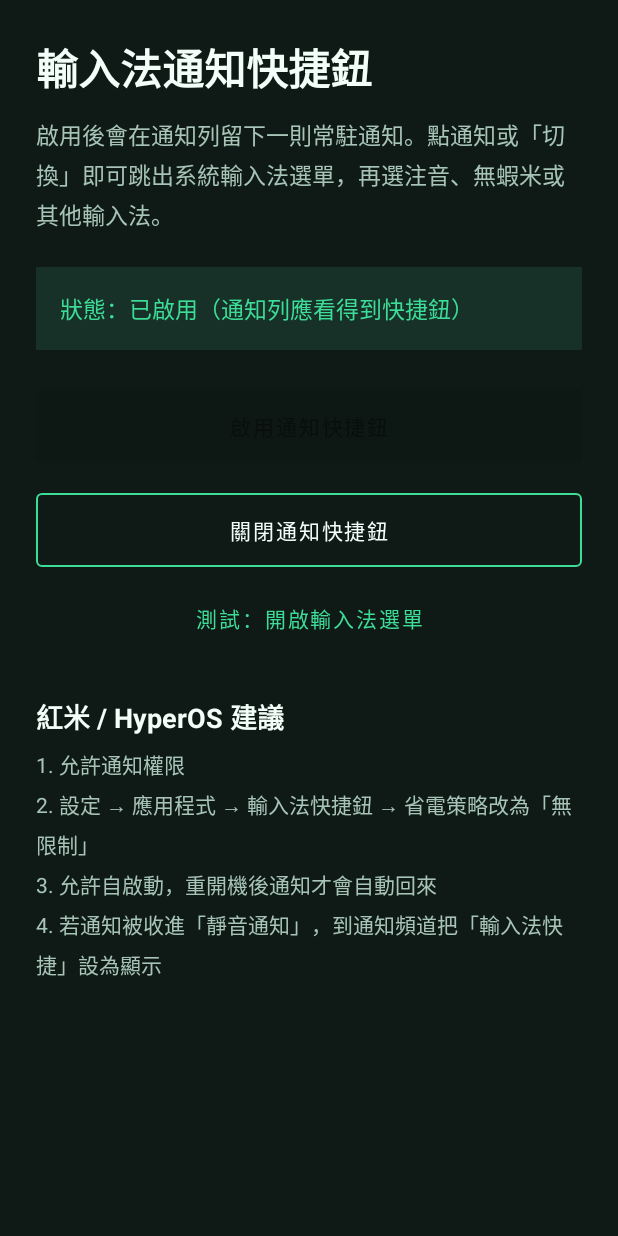
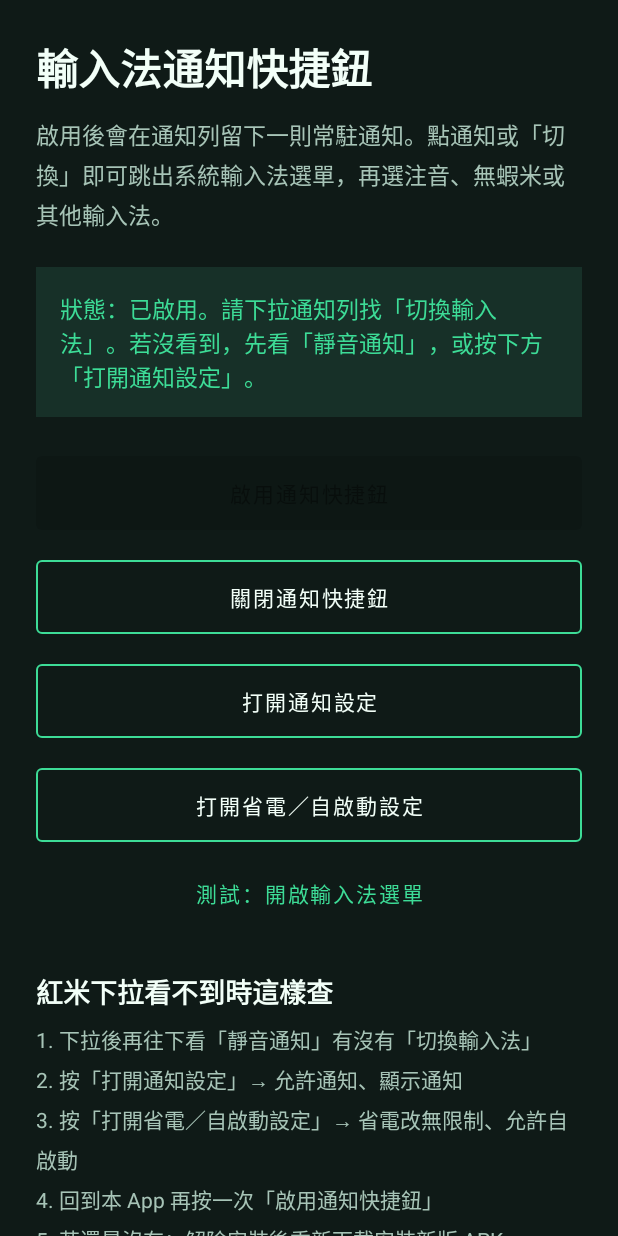
Before and after one commit to trctfa/Payo, an Android app: the screen it shows after launch (MainActivity), after a tap on "啟用通知快捷鈕", on a phone screen of 412 x 824 dp. Run offline under Robolectric (Android 15) with nearby library versions, the phone set to English and light mode, and no system bars.

Commit message:
Make IME notification more visible on HyperOS
Use a default-importance channel, add notification/battery settings
shortcuts, prompt for battery exemption, and ship updated sideload APK.

Co-authored-by: trctfa <trctfa@users.noreply.github.com>

```diff
--- a/ime-switcher/app/build.gradle.kts
+++ b/ime-switcher/app/build.gradle.kts
@@ -11,8 +11,8 @@ android {
         applicationId = "com.payo.imeswitcher"
         minSdk = 26
         targetSdk = 35
-        versionCode = 1
-        versionName = "1.0.0"
+        versionCode = 2
+        versionName = "1.0.1"
     }
 
     buildTypes {
--- a/ime-switcher/app/src/main/AndroidManifest.xml
+++ b/ime-switcher/app/src/main/AndroidManifest.xml
@@ -5,6 +5,7 @@
     <uses-permission android:name="android.permission.FOREGROUND_SERVICE" />
     <uses-permission android:name="android.permission.FOREGROUND_SERVICE_SPECIAL_USE" />
     <uses-permission android:name="android.permission.RECEIVE_BOOT_COMPLETED" />
+    <uses-permission android:name="android.permission.REQUEST_IGNORE_BATTERY_OPTIMIZATIONS" />
 
     <application
         android:allowBackup="true"
--- a/ime-switcher/app/src/main/java/com/payo/imeswitcher/ImeNotificationService.kt
+++ b/ime-switcher/app/src/main/java/com/payo/imeswitcher/ImeNotificationService.kt
@@ -66,10 +66,10 @@ class ImeNotificationService : Service() {
             .setContentIntent(openPickerPending)
             .setOngoing(true)
             .setOnlyAlertOnce(true)
-            .setSilent(true)
-            .setPriority(NotificationCompat.PRIORITY_LOW)
+            .setPriority(NotificationCompat.PRIORITY_DEFAULT)
             .setCategory(NotificationCompat.CATEGORY_SERVICE)
             .setVisibility(NotificationCompat.VISIBILITY_PUBLIC)
+            .setForegroundServiceBehavior(NotificationCompat.FOREGROUND_SERVICE_IMMEDIATE)
             .addAction(
                 R.drawable.ic_keyboard,
                 getString(R.string.action_switch_ime),
--- a/ime-switcher/app/src/main/java/com/payo/imeswitcher/MainActivity.kt
+++ b/ime-switcher/app/src/main/java/com/payo/imeswitcher/MainActivity.kt
@@ -3,8 +3,11 @@ package com.payo.imeswitcher
 import android.Manifest
 import android.content.Intent
 import android.content.pm.PackageManager
+import android.net.Uri
 import android.os.Build
 import android.os.Bundle
+import android.os.PowerManager
+import android.provider.Settings
 import android.widget.Toast
 import androidx.activity.result.contract.ActivityResultContracts
 import androidx.appcompat.app.AppCompatActivity
@@ -20,9 +23,10 @@ class MainActivity : AppCompatActivity() {
     ) { granted ->
         if (granted) {
             startNotificationService()
+            maybeAskBatteryExemption()
         } else {
             Toast.makeText(this, R.string.permission_denied, Toast.LENGTH_LONG).show()
-            updateUi(running = false)
+            updateUi()
         }
     }
 
@@ -36,13 +40,22 @@ class MainActivity : AppCompatActivity() {
         binding.btnTestPicker.setOnClickListener {
             startActivity(Intent(this, ImePickerActivity::class.java))
         }
+        binding.btnOpenNotificationSettings.setOnClickListener { openAppNotificationSettings() }
+        binding.btnOpenBatterySettings.setOnClickListener { openBatterySettings() }
 
-        updateUi(Prefs.isServiceEnabled(this))
+        updateUi()
     }
 
     override fun onResume() {
         super.onResume()
-        updateUi(Prefs.isServiceEnabled(this))
+        updateUi()
+        // If user already enabled it, refresh the foreground notification after returning.
+        if (Prefs.isServiceEnabled(this) && NotificationHelper.areNotificationsEnabled(this)) {
+            ContextCompat.startForegroundService(
+                this,
+                Intent(this, ImeNotificationService::class.java)
+            )
+        }
     }
 
     private fun requestAndStart() {
@@ -58,30 +71,74 @@ class MainActivity : AppCompatActivity() {
             }
         }
         startNotificationService()
+        maybeAskBatteryExemption()
     }
 
     private fun startNotificationService() {
+        NotificationHelper.ensureChannel(this)
         Prefs.setServiceEnabled(this, true)
         ContextCompat.startForegroundService(
             this,
             Intent(this, ImeNotificationService::class.java)
         )
-        updateUi(running = true)
-        Toast.makeText(this, R.string.notification_enabled, Toast.LENGTH_SHORT).show()
+        updateUi()
+        Toast.makeText(this, R.string.notification_enabled, Toast.LENGTH_LONG).show()
     }
 
     private fun stopNotificationService() {
         Prefs.setServiceEnabled(this, false)
         stopService(Intent(this, ImeNotificationService::class.java))
-        updateUi(running = false)
+        updateUi()
         Toast.makeText(this, R.string.notification_disabled, Toast.LENGTH_SHORT).show()
     }
 
-    private fun updateUi(running: Boolean) {
+    private fun updateUi() {
+        val enabled = Prefs.isServiceEnabled(this)
+        val notifOk = NotificationHelper.areNotificationsEnabled(this)
+
         binding.statusText.setText(
-            if (running) R.string.status_on else R.string.status_off
+            when {
+                enabled && !notifOk -> R.string.status_notif_blocked
+                enabled -> R.string.status_on
+                else -> R.string.status_off
+            }
         )
-        binding.btnEnable.isEnabled = !running
-        binding.btnDisable.isEnabled = running
+        binding.btnEnable.isEnabled = !enabled || !notifOk
+        binding.btnDisable.isEnabled = enabled
+    }
+
+    private fun maybeAskBatteryExemption() {
+        if (Build.VERSION.SDK_INT < Build.VERSION_CODES.M) return
+        val pm = getSystemService(PowerManager::class.java) ?: return
+        if (pm.isIgnoringBatteryOptimizations(packageName)) return
+
+        try {
+            startActivity(
+                Intent(Settings.ACTION_REQUEST_IGNORE_BATTERY_OPTIMIZATIONS).apply {
+                    data = Uri.parse("package:$packageName")
+                }
+            )
+        } catch (_: Exception) {
+            openBatterySettings()
+        }
+    }
+
+    private fun openAppNotificationSettings() {
+        val intent = Intent(Settings.ACTION_APP_NOTIFICATION_SETTINGS).apply {
+            putExtra(Settings.EXTRA_APP_PACKAGE, packageName)
+        }
+        startActivity(intent)
+    }
+
+    private fun openBatterySettings() {
+        try {
+            startActivity(
+                Intent(Settings.ACTION_APPLICATION_DETAILS_SETTINGS).apply {
+                    data = Uri.parse("package:$packageName")
+                }
+            )
+        } catch (_: Exception) {
+            Toast.makeText(this, R.string.open_settings_failed, Toast.LENGTH_SHORT).show()
+        }
     }
 }
--- a/ime-switcher/app/src/main/java/com/payo/imeswitcher/NotificationHelper.kt
+++ b/ime-switcher/app/src/main/java/com/payo/imeswitcher/NotificationHelper.kt
@@ -6,20 +6,27 @@ import android.content.Context
 import android.os.Build
 
 object NotificationHelper {
-    const val CHANNEL_ID = "ime_switcher_channel"
+    // New ID so HyperOS users get a visible channel (old LOW channel stayed silent).
+    const val CHANNEL_ID = "ime_switcher_channel_v2"
+    private const val OLD_CHANNEL_ID = "ime_switcher_channel"
     const val NOTIFICATION_ID = 1001
 
     fun ensureChannel(context: Context) {
         if (Build.VERSION.SDK_INT < Build.VERSION_CODES.O) return
 
         val manager = context.getSystemService(NotificationManager::class.java) ?: return
-        val existing = manager.getNotificationChannel(CHANNEL_ID)
-        if (existing != null) return
+
+        // Remove old silent channel if present.
+        if (manager.getNotificationChannel(OLD_CHANNEL_ID) != null) {
+            manager.deleteNotificationChannel(OLD_CHANNEL_ID)
+        }
+
+        if (manager.getNotificationChannel(CHANNEL_ID) != null) return
 
         val channel = NotificationChannel(
             CHANNEL_ID,
             context.getString(R.string.channel_name),
-            NotificationManager.IMPORTANCE_LOW
+            NotificationManager.IMPORTANCE_DEFAULT
         ).apply {
             description = context.getString(R.string.channel_description)
             setShowBadge(false)
@@ -28,4 +35,9 @@ object NotificationHelper {
         }
         manager.createNotificationChannel(channel)
     }
+
+    fun areNotificationsEnabled(context: Context): Boolean {
+        val manager = context.getSystemService(NotificationManager::class.java) ?: return true
+        return manager.areNotificationsEnabled()
+    }
 }
--- a/ime-switcher/app/src/main/res/layout/activity_main.xml
+++ b/ime-switcher/app/src/main/res/layout/activity_main.xml
@@ -64,6 +64,32 @@
             app:strokeColor="@color/accent" />
 
         <com.google.android.material.button.MaterialButton
+            android:id="@+id/btnOpenNotificationSettings"
+            style="@style/Widget.MaterialComponents.Button.OutlinedButton"
+            android:layout_width="match_parent"
+            android:layout_height="wrap_content"
+            android:layout_marginTop="8dp"
+            android:paddingTop="14dp"
+            android:paddingBottom="14dp"
+            android:text="@string/btn_open_notification_settings"
+            android:textAllCaps="false"
+            android:textColor="@color/text_primary"
+            app:strokeColor="@color/accent" />
+
+        <com.google.android.material.button.MaterialButton
+            android:id="@+id/btnOpenBatterySettings"
+            style="@style/Widget.MaterialComponents.Button.OutlinedButton"
+            android:layout_width="match_parent"
+            android:layout_height="wrap_content"
+            android:layout_marginTop="8dp"
+            android:paddingTop="14dp"
+            android:paddingBottom="14dp"
+            android:text="@string/btn_open_battery_settings"
+            android:textAllCaps="false"
+            android:textColor="@color/text_primary"
+            app:strokeColor="@color/accent" />
+
+        <com.google.android.material.button.MaterialButton
             android:id="@+id/btnTestPicker"
             style="@style/Widget.MaterialComponents.Button.TextButton"
             android:layout_width="match_parent"
--- a/ime-switcher/app/src/main/res/values/strings.xml
+++ b/ime-switcher/app/src/main/res/values/strings.xml
@@ -4,20 +4,24 @@
     <string name="channel_name">輸入法快捷</string>
     <string name="channel_description">常駐通知，點一下即可切換輸入法</string>
     <string name="notification_title">切換輸入法</string>
-    <string name="notification_text">點通知或「切換」按鈕，開啟輸入法選單</string>
+    <string name="notification_text">點這裡或按「切換」，開啟輸入法選單</string>
     <string name="action_switch_ime">切換</string>
     <string name="action_open_app">設定</string>
     <string name="action_stop">關閉</string>
     <string name="main_title">輸入法通知快捷鈕</string>
     <string name="main_subtitle">啟用後會在通知列留下一則常駐通知。點通知或「切換」即可跳出系統輸入法選單，再選注音、無蝦米或其他輸入法。</string>
-    <string name="status_on">狀態：已啟用（通知列應看得到快捷鈕）</string>
+    <string name="status_on">狀態：已啟用。請下拉通知列找「切換輸入法」。若沒看到，先看「靜音通知」，或按下方「打開通知設定」。</string>
     <string name="status_off">狀態：未啟用</string>
+    <string name="status_notif_blocked">狀態：通知權限被關掉了，所以通知列看不到。請按「打開通知設定」開啟。</string>
     <string name="btn_enable">啟用通知快捷鈕</string>
     <string name="btn_disable">關閉通知快捷鈕</string>
     <string name="btn_test">測試：開啟輸入法選單</string>
-    <string name="tips_title">紅米 / HyperOS 建議</string>
-    <string name="tips_body">1. 允許通知權限\n2. 設定 → 應用程式 → 輸入法快捷鈕 → 省電策略改為「無限制」\n3. 允許自啟動，重開機後通知才會自動回來\n4. 若通知被收進「靜音通知」，到通知頻道把「輸入法快捷」設為顯示</string>
+    <string name="btn_open_notification_settings">打開通知設定</string>
+    <string name="btn_open_battery_settings">打開省電／自啟動設定</string>
+    <string name="tips_title">紅米下拉看不到時這樣查</string>
+    <string name="tips_body">1. 下拉後再往下看「靜音通知」有沒有「切換輸入法」\n2. 按「打開通知設定」→ 允許通知、顯示通知\n3. 按「打開省電／自啟動設定」→ 省電改無限制、允許自啟動\n4. 回到本 App 再按一次「啟用通知快捷鈕」\n5. 若還是沒有：解除安裝後重新下載安裝新版 APK</string>
     <string name="permission_denied">未允許通知權限，無法顯示快捷鈕</string>
-    <string name="notification_enabled">已啟用通知快捷鈕</string>
+    <string name="notification_enabled">已啟用。請下拉通知列找「切換輸入法」；也可能在「靜音通知」裡。</string>
     <string name="notification_disabled">已關閉通知快捷鈕</string>
+    <string name="open_settings_failed">打不開設定頁，請手動到系統設定找這個 App</string>
 </resources>
```
Also changed, not shown: 2 other files.
